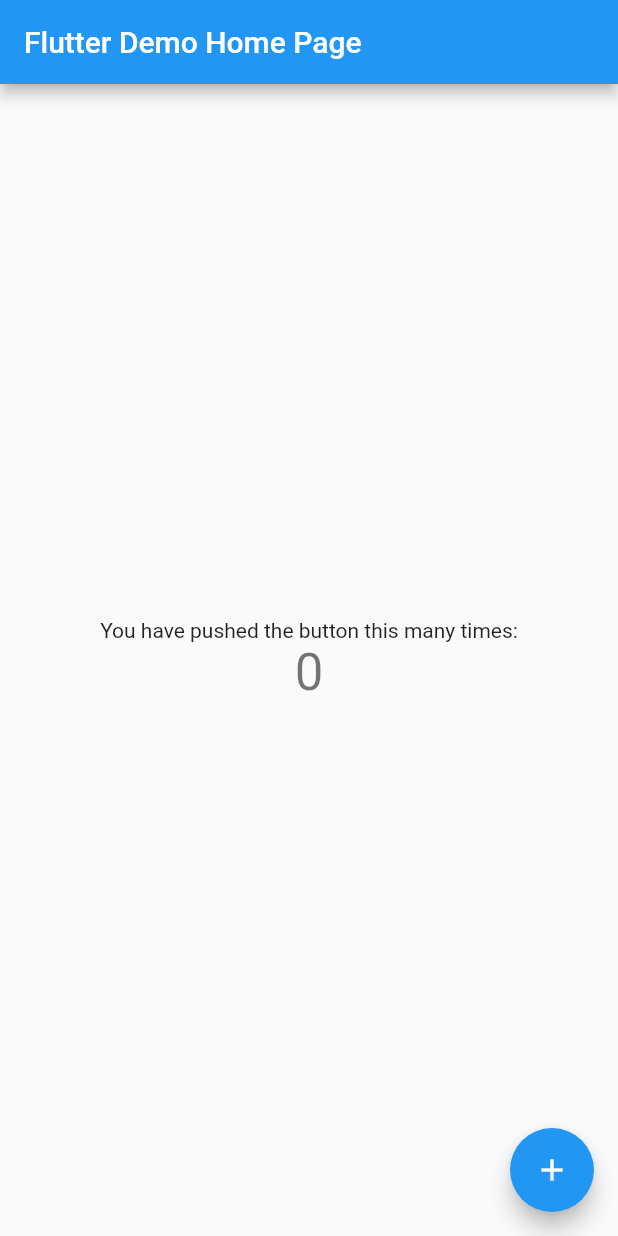
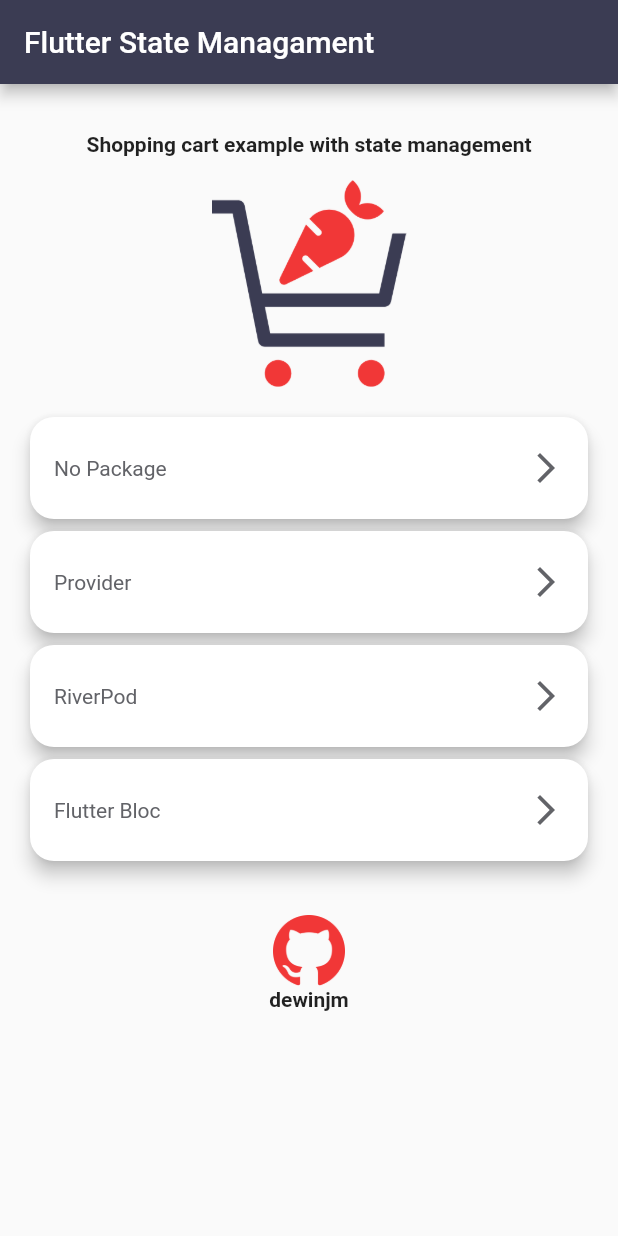
Before and after one commit to dewinjm/flutter_states, a Flutter app: the screen it shows after launch, on a phone screen of 412 x 824 dp. Run offline on Flutter 3.47's test engine with Material 2 defaults, Android fonts, the phone set to English and light mode, and no system bars.

Commit message:
Create  home page

```diff
--- /dev/null
+++ b/lib/common/constant/constant.dart
@@ -0,0 +1,2 @@
+export './palette.dart';
+export './values.dart';
--- /dev/null
+++ b/lib/common/constant/palette.dart
@@ -0,0 +1,23 @@
+import 'package:flutter/material.dart';
+
+class Palette {
+  static const primary = Color(0xFF3B3C53);
+  static const accent = Color(0xFFF13737);
+  static const text = Color(0xFF626368);
+
+  static const MaterialColor primaryMaterialColor = MaterialColor(
+    0xFF3B3C53, // 0% comes in here, this will be color picked if no shade is selected when defining a Color property which doesn’t require a swatch.
+    <int, Color>{
+      50: Color(0xFFE7E8EA),
+      100: Color(0xFFC4C5CB),
+      200: Color(0xFF9D9EA9),
+      300: Color(0xFF767787),
+      400: Color(0xFF58596D),
+      500: Color(0xFF3B3C53),
+      600: Color(0xFF35364C),
+      700: Color(0xFF2D2E42),
+      800: Color(0xFF262739),
+      900: Color(0xFF191A29),
+    },
+  );
+}
--- /dev/null
+++ b/lib/common/constant/values.dart
@@ -0,0 +1,8 @@
+class Values {
+  //Padding
+  static const padding = 16.0;
+  static const paddingDouble = 32.0;
+
+  //Radius
+  static const borderRadius = 16.0;
+}
--- /dev/null
+++ b/lib/home/home.dart
@@ -0,0 +1,2 @@
+export './home_page.dart';
+export './widget/widget.dart';
--- /dev/null
+++ b/lib/home/home_page.dart
@@ -0,0 +1,57 @@
+import 'package:flutter/material.dart';
+import 'package:state_management/common/constant/constant.dart';
+import 'package:state_management/home/widget/github.dart';
+import 'package:state_management/home/widget/widget.dart';
+
+class HomePage extends StatelessWidget {
+  const HomePage({Key? key}) : super(key: key);
+
+  @override
+  Widget build(BuildContext context) {
+    final options = ['No Package', 'Provider', 'RiverPod', 'Flutter Bloc'];
+
+    return Scaffold(
+      appBar: AppBar(
+        title: const Text('Flutter State Managament'),
+      ),
+      body: SingleChildScrollView(
+        child: Padding(
+          padding: const EdgeInsets.all(Values.padding),
+          child: Center(
+            child: Column(
+              crossAxisAlignment: CrossAxisAlignment.center,
+              mainAxisAlignment: MainAxisAlignment.center,
+              children: [
+                const SizedBox(height: Values.padding),
+                const Text(
+                  'Shopping cart example with state management',
+                  style: TextStyle(
+                    fontWeight: FontWeight.bold,
+                  ),
+                ),
+                const SizedBox(height: Values.padding),
+                const Image(
+                  image: AssetImage('assets/images/logo.png'),
+                  width: 130,
+                ),
+                const SizedBox(height: Values.padding),
+                Column(
+                  children: List.from(
+                    options.map(
+                      (option) => MenuOption(
+                        title: option,
+                        onPress: () {},
+                      ),
+                    ),
+                  ),
+                ),
+                const SizedBox(height: Values.paddingDouble),
+                const Github(),
+              ],
+            ),
+          ),
+        ),
+      ),
+    );
+  }
+}
--- /dev/null
+++ b/lib/home/widget/github.dart
@@ -0,0 +1,30 @@
+import 'package:flutter/material.dart';
+import 'package:state_management/common/constant/constant.dart';
+
+class Github extends StatelessWidget {
+  const Github({Key? key}) : super(key: key);
+
+  @override
+  Widget build(BuildContext context) {
+    return InkWell(
+      onTap: () {
+        //html.window.open('https://github.com/dewinjm', 'Github');
+      },
+      borderRadius: BorderRadius.circular(Values.borderRadius),
+      child: Column(
+        children: [
+          Image.asset(
+            'assets/images/github.png',
+            width: 48,
+          ),
+          const Text(
+            'dewinjm',
+            style: TextStyle(
+              fontWeight: FontWeight.bold,
+            ),
+          ),
+        ],
+      ),
+    );
+  }
+}
--- /dev/null
+++ b/lib/home/widget/menu_option.dart
@@ -0,0 +1,51 @@
+import 'package:flutter/material.dart';
+import 'package:state_management/common/constant/constant.dart';
+
+class MenuOption extends StatelessWidget {
+  const MenuOption({
+    required this.title,
+    required this.onPress,
+    Key? key,
+  }) : super(key: key);
+
+  final String title;
+  final VoidCallback onPress;
+
+  @override
+  Widget build(BuildContext context) {
+    return ConstrainedBox(
+      constraints: const BoxConstraints(
+        maxWidth: 600,
+      ),
+      child: Card(
+        elevation: 5,
+        shape: RoundedRectangleBorder(
+          borderRadius: BorderRadius.circular(Values.borderRadius),
+        ),
+        child: InkWell(
+          onTap: () {},
+          borderRadius: BorderRadius.circular(Values.borderRadius),
+          child: Padding(
+            padding: const EdgeInsets.fromLTRB(
+              Values.padding,
+              22,
+              Values.padding,
+              22,
+            ),
+            child: Row(
+              crossAxisAlignment: CrossAxisAlignment.center,
+              mainAxisAlignment: MainAxisAlignment.spaceBetween,
+              children: [
+                Text(title, style: const TextStyle(color: Palette.text)),
+                const Icon(
+                  Icons.arrow_forward_ios,
+                  color: Palette.text,
+                ),
+              ],
+            ),
+          ),
+        ),
+      ),
+    );
+  }
+}
--- /dev/null
+++ b/lib/home/widget/widget.dart
@@ -0,0 +1 @@
+export './menu_option.dart';
--- a/lib/main.dart
+++ b/lib/main.dart
@@ -1,4 +1,6 @@
 import 'package:flutter/material.dart';
+import 'package:state_management/common/constant/constant.dart';
+import 'package:state_management/home/home.dart';
 
 void main() {
   runApp(const MyApp());
@@ -7,109 +9,14 @@
 class MyApp extends StatelessWidget {
   const MyApp({Key? key}) : super(key: key);
 
-  // This widget is the root of your application.
   @override
   Widget build(BuildContext context) {
     return MaterialApp(
-      title: 'Flutter Demo',
+      title: 'Shop',
       theme: ThemeData(
-        // This is the theme of your application.
-        //
-        // Try running your application with "flutter run". You'll see the
-        // application has a blue toolbar. Then, without quitting the app, try
-        // changing the primarySwatch below to Colors.green and then invoke
-        // "hot reload" (press "r" in the console where you ran "flutter run",
-        // or simply save your changes to "hot reload" in a Flutter IDE).
-        // Notice that the counter didn't reset back to zero; the application
-        // is not restarted.
-        primarySwatch: Colors.blue,
+        primarySwatch: Palette.primaryMaterialColor,
       ),
-      home: const MyHomePage(title: 'Flutter Demo Home Page'),
+      home: const HomePage(),
     );
   }
 }
-
-class MyHomePage extends StatefulWidget {
-  const MyHomePage({Key? key, required this.title}) : super(key: key);
-
-  // This widget is the home page of your application. It is stateful, meaning
-  // that it has a State object (defined below) that contains fields that affect
-  // how it looks.
-
-  // This class is the configuration for the state. It holds the values (in this
-  // case the title) provided by the parent (in this case the App widget) and
-  // used by the build method of the State. Fields in a Widget subclass are
-  // always marked "final".
-
-  final String title;
-
-  @override
-  State<MyHomePage> createState() => _MyHomePageState();
-}
-
-class _MyHomePageState extends State<MyHomePage> {
-  int _counter = 0;
-
-  void _incrementCounter() {
-    setState(() {
-      // This call to setState tells the Flutter framework that something has
-      // changed in this State, which causes it to rerun the build method below
-      // so that the display can reflect the updated values. If we changed
-      // _counter without calling setState(), then the build method would not be
-      // called again, and so nothing would appear to happen.
-      _counter++;
-    });
-  }
-
-  @override
-  Widget build(BuildContext context) {
-    // This method is rerun every time setState is called, for instance as done
-    // by the _incrementCounter method above.
-    //
-    // The Flutter framework has been optimized to make rerunning build methods
-    // fast, so that you can just rebuild anything that needs updating rather
-    // than having to individually change instances of widgets.
-    return Scaffold(
-      appBar: AppBar(
-        // Here we take the value from the MyHomePage object that was created by
-        // the App.build method, and use it to set our appbar title.
-        title: Text(widget.title),
-      ),
-      body: Center(
-        // Center is a layout widget. It takes a single child and positions it
-        // in the middle of the parent.
-        child: Column(
-          // Column is also a layout widget. It takes a list of children and
-          // arranges them vertically. By default, it sizes itself to fit its
-          // children horizontally, and tries to be as tall as its parent.
-          //
-          // Invoke "debug painting" (press "p" in the console, choose the
-          // "Toggle Debug Paint" action from the Flutter Inspector in Android
-          // Studio, or the "Toggle Debug Paint" command in Visual Studio Code)
-          // to see the wireframe for each widget.
-          //
-          // Column has various properties to control how it sizes itself and
-          // how it positions its children. Here we use mainAxisAlignment to
-          // center the children vertically; the main axis here is the vertical
-          // axis because Columns are vertical (the cross axis would be
-          // horizontal).
-          mainAxisAlignment: MainAxisAlignment.center,
-          children: <Widget>[
-            const Text(
-              'You have pushed the button this many times:',
-            ),
-            Text(
-              '$_counter',
-              style: Theme.of(context).textTheme.headline4,
-            ),
-          ],
-        ),
-      ),
-      floatingActionButton: FloatingActionButton(
-        onPressed: _incrementCounter,
-        tooltip: 'Increment',
-        child: const Icon(Icons.add),
-      ), // This trailing comma makes auto-formatting nicer for build methods.
-    );
-  }
-}
```
